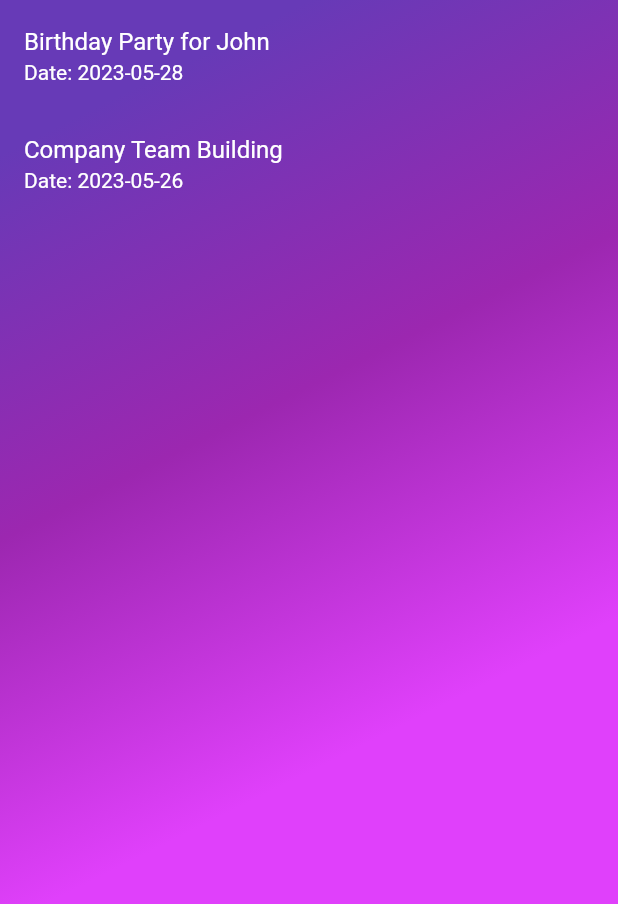
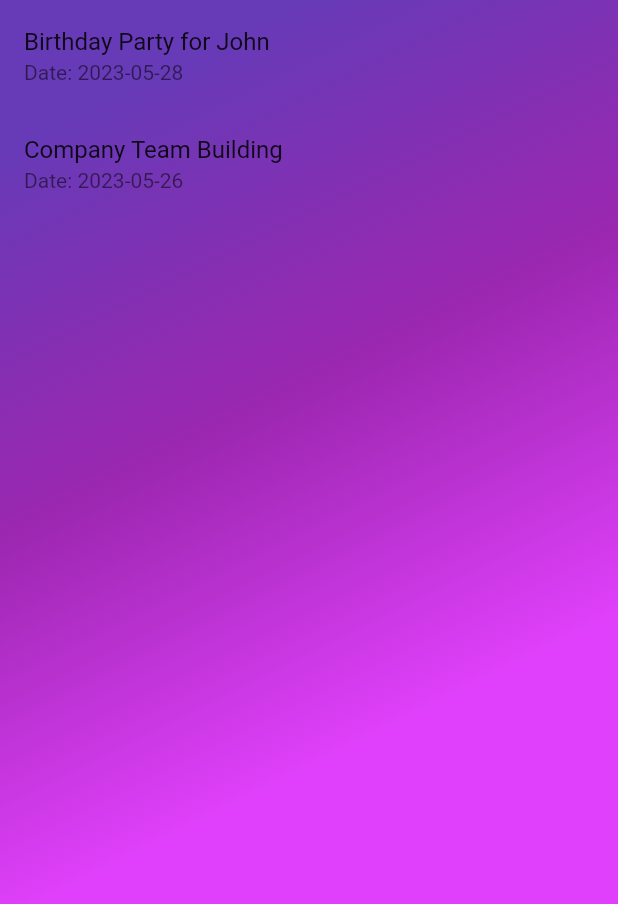
Before and after one commit to Broly01xd/EverLast3.0, a Flutter app: the HistoryPage screen opened by its route, on a phone screen of 412 x 824 dp. Shown: the top 904 px of the screen. Run offline on Flutter 3.47's test engine with Material 2 defaults, Android fonts, the phone set to English and light mode, and no system bars; our stand-ins replace date_picker_timeline, flutter_svg, google_fonts, pinput, salomon_bottom_bar; missing offline and left inert: flutter_date_picker_timeline; network calls fail.

Commit message:
31May  changes

```diff
--- a/lib/pages/error_page.dart
+++ b/lib/pages/error_page.dart
@@ -47,7 +47,7 @@ class ErrorPage extends StatelessWidget {
                 ),
               ),
               child: const Text(
-                "Go To Home",
+                "Back To Home",
                 style: TextStyle(fontSize: 24, fontWeight: FontWeight.w400),
               ),
             ),
--- a/lib/pages/history_page.dart
+++ b/lib/pages/history_page.dart
@@ -47,8 +47,11 @@ class HistoryPage extends StatelessWidget {
           itemBuilder: (BuildContext context, int index) {
             Event event = filteredEvents[index];
             return ListTile(
-              title: Text(event.name,style: TextStyle(color:Colors.white)),
-              subtitle: Text("Date: ${event.date.toString().substring(0, 10)}",style: TextStyle(color:Colors.white)),
+              title: Text(
+                event.name,
+                selectionColor: Colors.white,
+              ),
+              subtitle: Text("Date: ${event.date.toString().substring(0, 10)}"),
               onTap: () {
                 // Handle tapping on a past event, e.g., navigate to event details screen
                 // You can add your own implementation here
```
